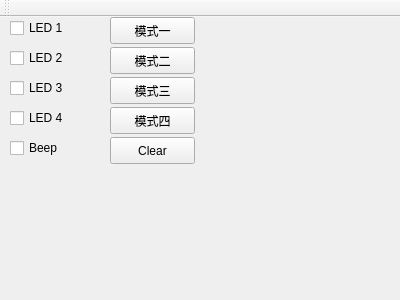
Above: Demo/mainwindow.ui from ModestWang/Temo before the change. Below: the same form after it.
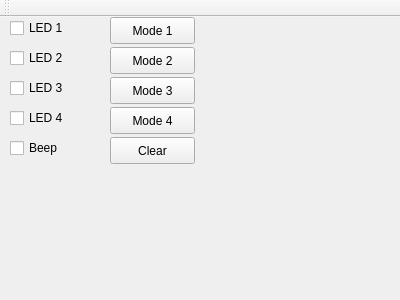
That is the form after the change.

What changed in the file:
```diff
--- a/Demo/mainwindow.ui
+++ b/Demo/mainwindow.ui
@@ -89,7 +89,7 @@
      </rect>
     </property>
     <property name="text">
-     <string>模式一</string>
+     <string>Mode 1</string>
     </property>
    </widget>
    <widget class="QPushButton" name="Mode_2_btn">
@@ -102,7 +102,7 @@
      </rect>
     </property>
     <property name="text">
-     <string>模式二</string>
+     <string>Mode 2</string>
     </property>
    </widget>
    <widget class="QPushButton" name="Mode_3_btn">
@@ -115,7 +115,7 @@
      </rect>
     </property>
     <property name="text">
-     <string>模式三</string>
+     <string>Mode 3</string>
     </property>
    </widget>
    <widget class="QPushButton" name="Mode_4_btn">
@@ -128,7 +128,7 @@
      </rect>
     </property>
     <property name="text">
-     <string>模式四</string>
+     <string>Mode 4</string>
     </property>
    </widget>
    <widget class="QPushButton" name="Clear_btn">
```
